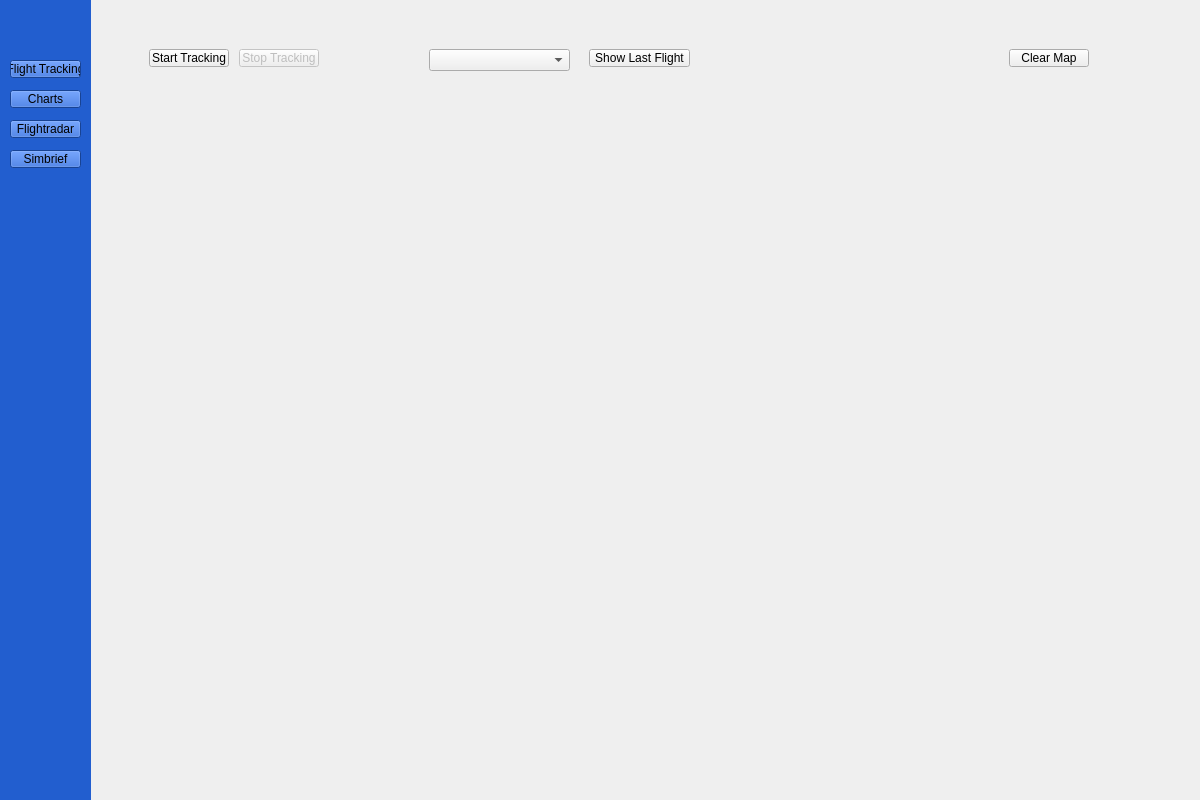
Above: tracking.ui from WiktorKociuba/VATATS before the change. Below: the same form after it.
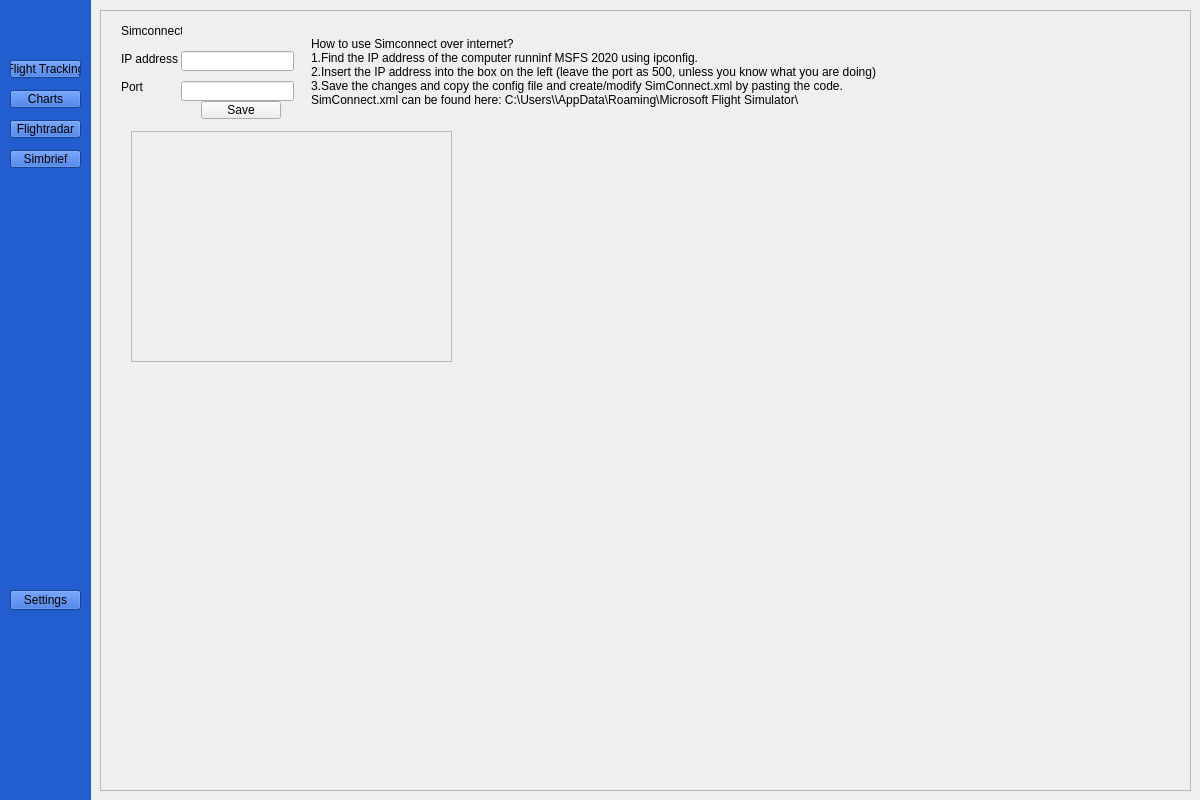
That is the form after the change. The open tabs and pages were chosen to show the change.

Commit message: Added simconnect configuration to settings

Diff of the .ui file:
```diff
--- a/tracking.ui
+++ b/tracking.ui
@@ -104,16 +104,56 @@
      <string>Simbrief</string>
     </property>
    </widget>
-  </widget>
-  <widget class="QStackedWidget" name="stackedWidget">
+   <widget class="QPushButton" name="settings">
+    <property name="geometry">
+     <rect>
+      <x>20</x>
+      <y>600</y>
+      <width>71</width>
+      <height>20</height>
+     </rect>
+    </property>
+    <property name="text">
+     <string>Settings</string>
+    </property>
+   </widget>
+  </widget>
+  <widget class="QScrollArea" name="scrollArea">
    <property name="geometry">
     <rect>
-     <x>99</x>
-     <y>9</y>
+     <x>100</x>
+     <y>10</y>
      <width>1091</width>
      <height>781</height>
     </rect>
    </property>
+   <property name="widgetResizable">
+    <bool>true</bool>
+   </property>
+   <widget class="QWidget" name="scrollAreaWidgetContents">
+    <property name="geometry">
+     <rect>
+      <x>0</x>
+      <y>0</y>
+      <width>1089</width>
+      <height>779</height>
+     </rect>
+    </property>
+    <widget class="QStackedWidget" name="stackedWidget">
+     <property name="geometry">
+      <rect>
+       <x>10</x>
+       <y>10</y>
+       <width>1071</width>
+       <height>761</height>
+      </rect>
+     </property>
+     <property name="minimumSize">
+      <size>
+       <width>1071</width>
+       <height>0</height>
+      </size>
+     </property>
    <widget class="QWidget" name="page">
     <widget class="QWidget" name="mapWidget" native="true">
      <property name="enabled">
@@ -239,7 +279,128 @@
    <widget class="QWidget" name="page_2"/>
    <widget class="QWidget" name="page_3"/>
    <widget class="QWidget" name="page_4"/>
-  </widget>
+     <widget class="QWidget" name="page_5">
+      <widget class="QLabel" name="label">
+       <property name="geometry">
+        <rect>
+         <x>10</x>
+         <y>0</y>
+         <width>61</width>
+         <height>20</height>
+        </rect>
+       </property>
+       <property name="text">
+        <string>Simconnect</string>
+       </property>
+      </widget>
+      <widget class="QLineEdit" name="ipLineEdit">
+       <property name="geometry">
+        <rect>
+         <x>70</x>
+         <y>30</y>
+         <width>113</width>
+         <height>20</height>
+        </rect>
+       </property>
+       <property name="text">
+        <string/>
+       </property>
+      </widget>
+      <widget class="QLineEdit" name="portLineEdit">
+       <property name="geometry">
+        <rect>
+         <x>70</x>
+         <y>60</y>
+         <width>113</width>
+         <height>20</height>
+        </rect>
+       </property>
+      </widget>
+      <widget class="QLabel" name="label_2">
+       <property name="geometry">
+        <rect>
+         <x>10</x>
+         <y>30</y>
+         <width>71</width>
+         <height>16</height>
+        </rect>
+       </property>
+       <property name="text">
+        <string>IP address</string>
+       </property>
+      </widget>
+      <widget class="QLabel" name="label_3">
+       <property name="geometry">
+        <rect>
+         <x>10</x>
+         <y>60</y>
+         <width>37</width>
+         <height>12</height>
+        </rect>
+       </property>
+       <property name="text">
+        <string>Port</string>
+       </property>
+      </widget>
+      <widget class="QLabel" name="label_4">
+       <property name="geometry">
+        <rect>
+         <x>200</x>
+         <y>10</y>
+         <width>651</width>
+         <height>81</height>
+        </rect>
+       </property>
+       <property name="text">
+        <string>How to use Simconnect over internet?
+1.Find the IP address of the computer runninf MSFS 2020 using ipconfig.
+2.Insert the IP address into the box on the left (leave the port as 500, unless you know what you are doing)
+3.Save the changes and copy the config file and create/modify SimConnect.xml by pasting the code.
+SimConnect.xml can be found here: C:\Users\&lt;YourUsername&gt;\AppData\Roaming\Microsoft Flight Simulator\</string>
+       </property>
+      </widget>
+      <widget class="QTextBrowser" name="SimConfOut">
+       <property name="enabled">
+        <bool>false</bool>
+       </property>
+       <property name="geometry">
+        <rect>
+         <x>20</x>
+         <y>110</y>
+         <width>321</width>
+         <height>231</height>
+        </rect>
+       </property>
+       <property name="html">
+        <string>&lt;!DOCTYPE HTML PUBLIC &quot;-//W3C//DTD HTML 4.0//EN&quot; &quot;http://www.w3.org/TR/REC-html40/strict.dtd&quot;&gt;
+&lt;html&gt;&lt;head&gt;&lt;meta name=&quot;qrichtext&quot; content=&quot;1&quot; /&gt;&lt;meta charset=&quot;utf-8&quot; /&gt;&lt;style type=&quot;text/css&quot;&gt;
+p, li { white-space: pre-wrap; }
+hr { height: 1px; border-width: 0; }
+li.unchecked::marker { content: &quot;\2610&quot;; }
+li.checked::marker { content: &quot;\2612&quot;; }
+&lt;/style&gt;&lt;/head&gt;&lt;body style=&quot; font-family:'Segoe UI'; font-size:9pt; font-weight:400; font-style:normal;&quot;&gt;
+&lt;p style=&quot;-qt-paragraph-type:empty; margin-top:0px; margin-bottom:0px; margin-left:0px; margin-right:0px; -qt-block-indent:0; text-indent:0px;&quot;&gt;&lt;br /&gt;&lt;/p&gt;&lt;/body&gt;&lt;/html&gt;</string>
+       </property>
+      </widget>
+      <widget class="QPushButton" name="saveSimConf">
+       <property name="geometry">
+        <rect>
+         <x>90</x>
+         <y>80</y>
+         <width>80</width>
+         <height>18</height>
+        </rect>
+       </property>
+       <property name="text">
+        <string>Save</string>
+       </property>
+      </widget>
+     </widget>
+    </widget>
+   </widget>
+  </widget>
+  <zorder>scrollArea</zorder>
+  <zorder>frame</zorder>
  </widget>
  <resources/>
  <connections/>
```
Lines whose indentation alone changed are shown as unchanged. The commit also changes 4 other files.
